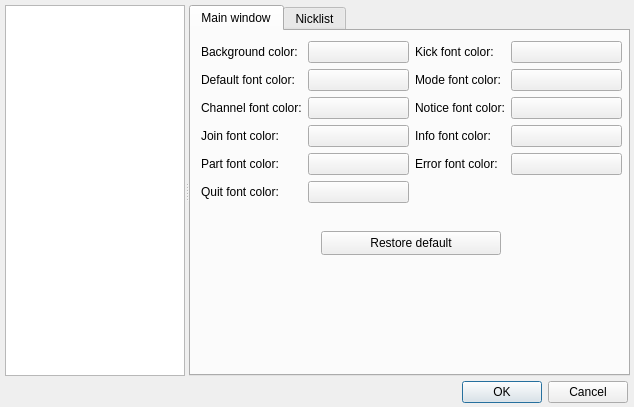
This is ui/options.ui in gitter-badger/simplechatclient as Qt 5 draws it before an edit. The edited form follows.
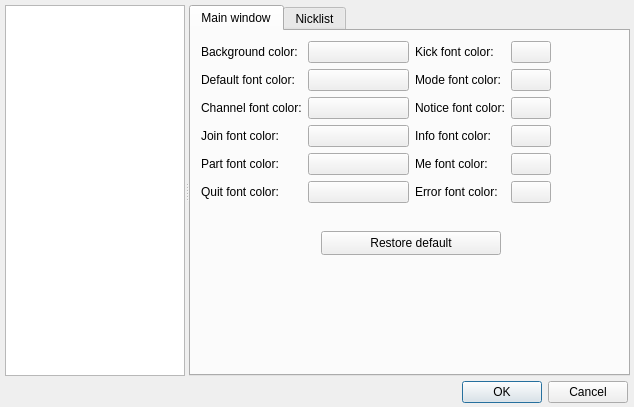
This is the edited form. The open tabs and pages were chosen to show the change. Icons and pictures are not drawn.

The edit to the form file:
```diff
--- a/ui/options.ui
+++ b/ui/options.ui
@@ -629,6 +629,9 @@
          </item>
          <item>
           <layout class="QFormLayout" name="formLayout_10">
+           <property name="fieldGrowthPolicy">
+            <enum>QFormLayout::ExpandingFieldsGrow</enum>
+           </property>
            <item row="0" column="0">
             <widget class="QLabel" name="label_kick_font_color">
              <property name="text">
@@ -709,14 +712,14 @@
              </property>
             </widget>
            </item>
-           <item row="4" column="0">
+           <item row="5" column="0">
             <widget class="QLabel" name="label_error_font_color">
              <property name="text">
               <string>Error font color:</string>
              </property>
             </widget>
            </item>
-           <item row="4" column="1">
+           <item row="5" column="1">
             <widget class="QPushButton" name="pushButton_error_font_color">
              <property name="text">
               <string/>
@@ -729,6 +732,26 @@
              </property>
             </widget>
            </item>
+           <item row="4" column="0">
+            <widget class="QLabel" name="label_me_font_color">
+             <property name="text">
+              <string>Me font color:</string>
+             </property>
+            </widget>
+           </item>
+           <item row="4" column="1">
+            <widget class="QPushButton" name="pushButton_me_font_color">
+             <property name="text">
+              <string/>
+             </property>
+             <property name="iconSize">
+              <size>
+               <width>50</width>
+               <height>15</height>
+              </size>
+             </property>
+            </widget>
+           </item>
           </layout>
          </item>
         </layout>
```
